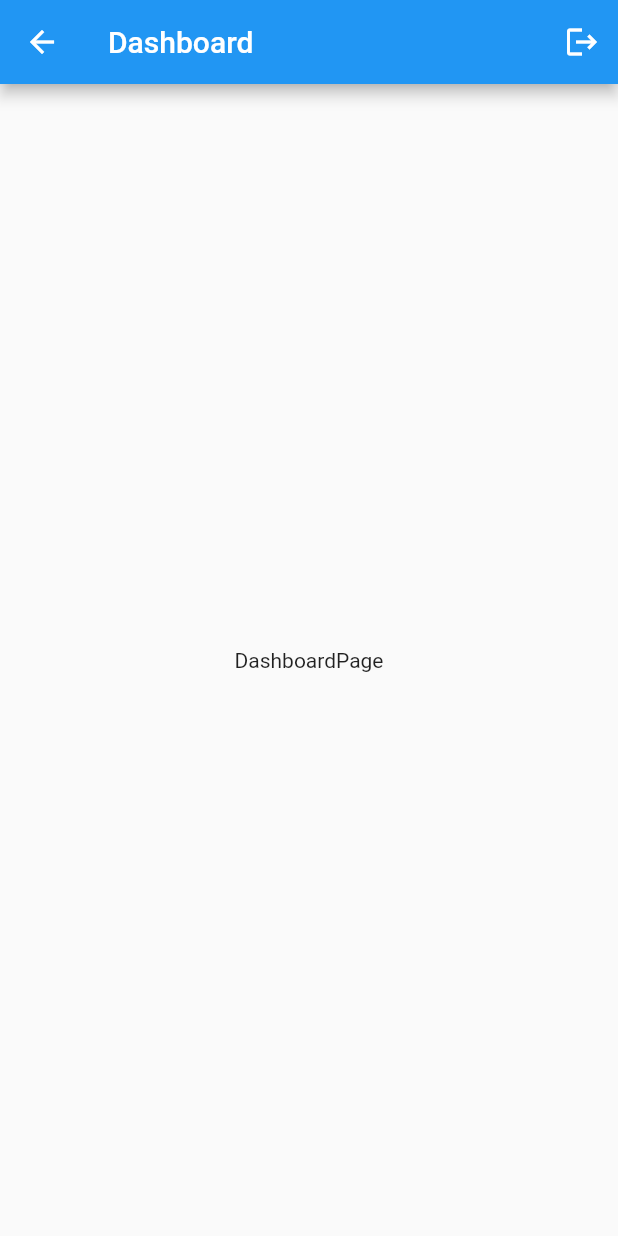
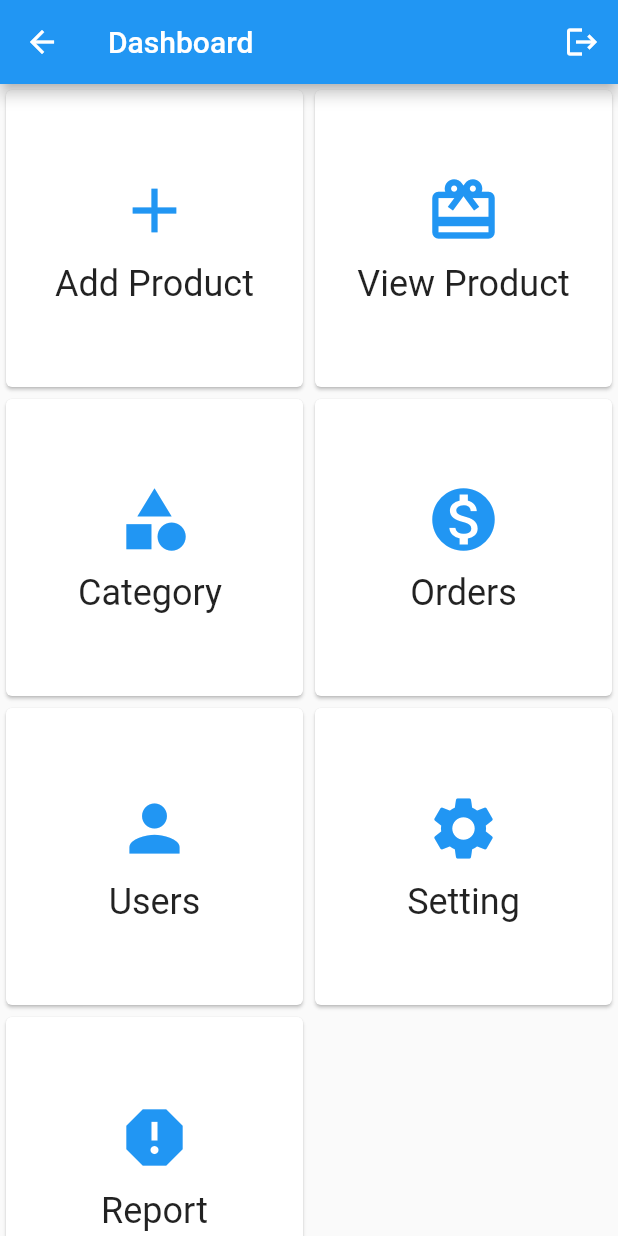
Before and after one commit to shakilab0/ecommerce_admin-3, a Flutter app: the DashboardPage screen opened by its route, on a phone screen of 412 x 824 dp. Run offline on Flutter 3.47's test engine with Material 2 defaults, Android fonts, the phone set to English and light mode, and no system bars; our stand-ins replace cloud_firestore, firebase_auth, firebase_core, flutter_easyloading; accounts and stored records are empty.

Commit message:
secound commit

```diff
--- /dev/null
+++ b/lib/customwidgets/dashboard_item_view.dart
@@ -0,0 +1,27 @@
+import 'package:flutter/material.dart';
+
+import '../models/dashboard_model.dart';
+
+class DashboardItemView extends StatelessWidget {
+  final DashboardModel model;
+  const DashboardItemView({Key? key, required this.model}) : super(key: key);
+
+  @override
+  Widget build(BuildContext context) {
+    return InkWell(
+      onTap: ()=>Navigator.pushNamed(context, model.routeName),
+      child: Card(
+        child: Center(
+          child: Column(
+            mainAxisSize: MainAxisSize.min,
+            children: [
+              Icon(model.iconData,size: 50,color: Theme.of(context).primaryColor,),
+              const SizedBox(height: 10,),
+              Text(model.title,style: Theme.of(context).textTheme.headline5,)
+            ],
+          ),
+        ),
+      ),
+    );
+  }
+}
--- a/lib/models/category_model.dart
+++ b/lib/models/category_model.dart
@@ -1,4 +1,4 @@
-const String collectionCategory='Category';
+const String collectionCategory='Categories';
 
 const String categoryFieldId='categoryId';
 const String categoryFieldName='categoryName';
--- /dev/null
+++ b/lib/models/dashboard_model.dart
@@ -0,0 +1,49 @@
+
+
+import 'package:ecom_admin_3/pages/add_product_page.dart';
+import 'package:ecom_admin_3/pages/dashboard_page.dart';
+import 'package:ecom_admin_3/pages/orderlist_page.dart';
+import 'package:ecom_admin_3/pages/report_page.dart';
+import 'package:ecom_admin_3/pages/settings_page.dart';
+import 'package:ecom_admin_3/pages/userlist_page.dart';
+import 'package:ecom_admin_3/pages/view_product_page.dart';
+import 'package:flutter/material.dart';
+
+import '../pages/category_page.dart';
+
+class DashboardModel{
+  final String title;
+  final IconData iconData;
+  final String routeName;
+
+  const DashboardModel({
+    required this.title,
+    required this.iconData,
+    required this.routeName
+  });
+}
+
+const List<DashboardModel>dashboardModelList=[
+  DashboardModel(
+      title: "Add Product", iconData: Icons.add, routeName: AddProductPage.routeName,
+  ),
+  DashboardModel(
+    title: "View Product", iconData: Icons.card_giftcard, routeName: ViewProductPage.routeName,
+  ),
+  DashboardModel(
+    title: "Category ", iconData: Icons.category, routeName: CategoryPage.routeName,
+  ),
+  DashboardModel(
+    title: "Orders", iconData: Icons.monetization_on, routeName: OrderlistPage.routeName,
+  ),
+  DashboardModel(
+    title: "Users", iconData: Icons.person, routeName: UserlistPage.routeName,
+  ),
+  DashboardModel(
+    title: "Setting", iconData: Icons.settings, routeName: SettingsPage.routeName,
+  ),
+  DashboardModel(
+    title: "Report", iconData: Icons.report, routeName: ReportPage.routeName,
+  ),
+
+];
--- a/lib/pages/add_product_page.dart
+++ b/lib/pages/add_product_page.dart
@@ -6,6 +6,10 @@ class AddProductPage extends StatelessWidget {
 
   @override
   Widget build(BuildContext context) {
-    return Scaffold();
+    return Scaffold(
+      appBar: AppBar(
+        title: Text("Add Product"),
+      ),
+    );
   }
 }
--- a/lib/pages/category_page.dart
+++ b/lib/pages/category_page.dart
@@ -1,11 +1,32 @@
+import 'package:ecom_admin_3/utils/widget_function.dart';
 import 'package:flutter/material.dart';
 
 class CategoryPage extends StatelessWidget {
+
   static const String routeName="/catagory_page";
+
   const CategoryPage({Key? key}) : super(key: key);
 
   @override
   Widget build(BuildContext context) {
-    return Scaffold();
+    return Scaffold(
+      floatingActionButton: FloatingActionButton(
+        onPressed: (){
+          showSingleTextFieldInputDialog(
+              context: context,
+              title: "Category",
+              positiveButton: "Add",
+              onSubmit: (value){
+                print(value);
+              }
+          );
+        },
+        child: Icon(Icons.add),
+      ),
+      appBar: AppBar(
+        title: Text("Category"),
+      ),
+
+    );
   }
 }
--- a/lib/pages/dashboard_page.dart
+++ b/lib/pages/dashboard_page.dart
@@ -1,4 +1,6 @@
 import 'package:ecom_admin_3/auth/auth_service.dart';
+import 'package:ecom_admin_3/customwidgets/dashboard_item_view.dart';
+import 'package:ecom_admin_3/models/dashboard_model.dart';
 import 'package:ecom_admin_3/pages/launcher_page.dart';
 import 'package:flutter/material.dart';
 
@@ -22,7 +24,13 @@ class DashboardPage extends StatelessWidget {
           ),
         ],
       ),
-      body: Center(child: Text("DashboardPage"),),
+      body: GridView.builder(
+          gridDelegate: const SliverGridDelegateWithFixedCrossAxisCount(
+            crossAxisCount: 2,
+          ),
+          itemCount: dashboardModelList.length,
+          itemBuilder: (context,index)=>DashboardItemView(model: dashboardModelList[index]),
+      ),
     );
   }
 }
--- a/lib/pages/orderlist_page.dart
+++ b/lib/pages/orderlist_page.dart
@@ -6,6 +6,10 @@ class OrderlistPage extends StatelessWidget {
 
   @override
   Widget build(BuildContext context) {
-    return Scaffold();
+    return Scaffold(
+      appBar: AppBar(
+        title: Text("OrderList"),
+      ),
+    );
   }
 }
--- a/lib/pages/report_page.dart
+++ b/lib/pages/report_page.dart
@@ -6,6 +6,10 @@ class ReportPage extends StatelessWidget {
 
   @override
   Widget build(BuildContext context) {
-    return Scaffold();
+    return Scaffold(
+      appBar: AppBar(
+        title: Text("Report"),
+      ),
+    );
   }
 }
--- a/lib/pages/userlist_page.dart
+++ b/lib/pages/userlist_page.dart
@@ -6,6 +6,10 @@ class UserlistPage extends StatelessWidget {
 
   @override
   Widget build(BuildContext context) {
-    return Scaffold();
+    return Scaffold(
+      appBar: AppBar(
+        title: Text("Users"),
+      ),
+    );
   }
 }
--- a/lib/pages/view_product_page.dart
+++ b/lib/pages/view_product_page.dart
@@ -6,6 +6,10 @@ class ViewProductPage extends StatelessWidget {
 
   @override
   Widget build(BuildContext context) {
-    return Scaffold();
+    return Scaffold(
+      appBar: AppBar(
+        title: Text("View Products"),
+      ),
+    );
   }
 }
```
Also changed, not shown: lib/db/db_helper.dart (+7 -0 lines), lib/utils/widget_function.dart (added, +44 -0 lines), 4 other files.
